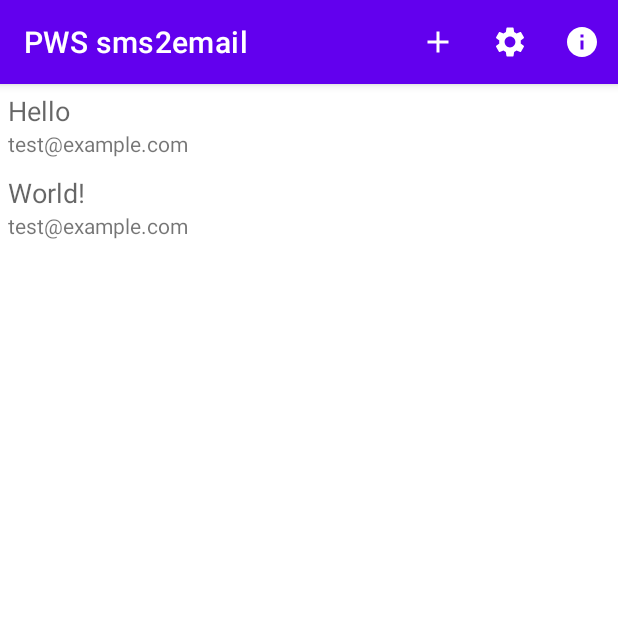
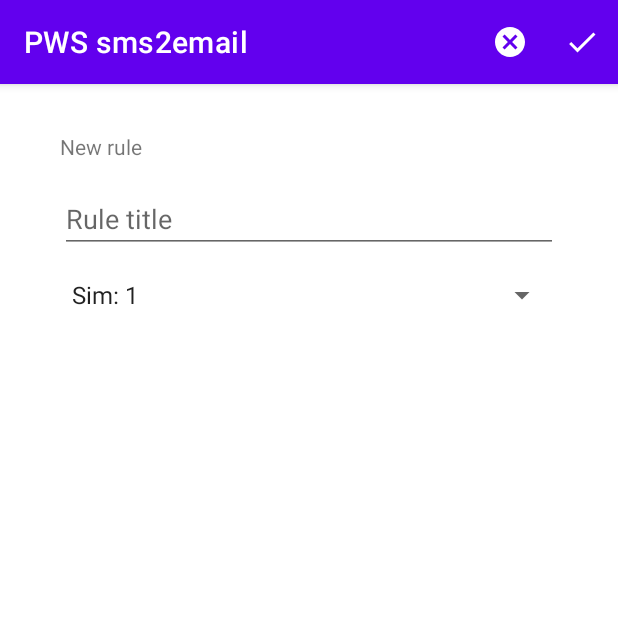
Before and after one commit to petrows/sms2email, an Android app: the screen it shows after launch (MainActivity), after a tap on "Add rule", on a phone screen of 412 x 824 dp, the top half of it. Run offline under Robolectric (Android 15) with nearby library versions, the phone set to English and light mode, and no system bars; our stand-ins replace Room's generated code.

Commit message:
Working on forms

```diff
--- a/app/build.gradle
+++ b/app/build.gradle
@@ -44,6 +44,8 @@ dependencies {
     implementation 'androidx.lifecycle:lifecycle-viewmodel-ktx:2.2.0'
     implementation "androidx.activity:activity-ktx:1.1.0"
     implementation "androidx.fragment:fragment-ktx:1.2.5"
+    implementation 'androidx.preference:preference:1.1.1'
+    implementation 'androidx.annotation:annotation:1.1.0'
     testImplementation 'junit:junit:4.+'
     androidTestImplementation 'androidx.test.ext:junit:1.1.1'
     androidTestImplementation 'androidx.test.espresso:espresso-core:3.2.0'
--- a/app/src/main/java/ws/petro/sms2email/ui/main/MainFragment.kt
+++ b/app/src/main/java/ws/petro/sms2email/ui/main/MainFragment.kt
@@ -1,17 +1,13 @@
 package ws.petro.sms2email.ui.main
 
 import android.os.Bundle
-import android.text.Layout
 import android.view.*
 import androidx.fragment.app.Fragment
 import androidx.fragment.app.activityViewModels
 import androidx.lifecycle.Observer
-import androidx.lifecycle.ViewModelProvider
 import androidx.recyclerview.widget.LinearLayoutManager
 import androidx.recyclerview.widget.RecyclerView
-import androidx.room.Room
 import ws.petro.sms2email.R
-import ws.petro.sms2email.filter.RuleDatabase
 
 class MainFragment : Fragment() {
 
@@ -34,8 +30,10 @@ class MainFragment : Fragment() {
         super.onCreateOptionsMenu(menu, inflater)
     }
 
-    override fun onCreateView(inflater: LayoutInflater, container: ViewGroup?,
-                              savedInstanceState: Bundle?): View {
+    override fun onCreateView(
+        inflater: LayoutInflater, container: ViewGroup?,
+        savedInstanceState: Bundle?
+    ): View {
         layout = inflater.inflate(R.layout.main_fragment, container, false)
 
         recyclerView = layout.findViewById<RecyclerView>(R.id.rules_list_view)
@@ -60,4 +58,23 @@ class MainFragment : Fragment() {
         super.onActivityCreated(savedInstanceState)
     }
 
+    override fun onOptionsItemSelected(item: MenuItem): Boolean {
+        val id = item.itemId
+        if (id == R.id.m_menu_add_rule) {
+            val nextFrag = RuleEditFragment(null)
+            requireActivity().supportFragmentManager.beginTransaction()
+                .replace(R.id.container, nextFrag, "RuleEditFragment")
+                .addToBackStack(null)
+                .commit()
+        }
+        if (id == R.id.m_menu_settings) {
+            val nextFrag = SettingsFragment()
+            requireActivity().supportFragmentManager.beginTransaction()
+                .replace(R.id.container, nextFrag, "SettingsFragment")
+                .addToBackStack(null)
+                .commit()
+        }
+        return super.onOptionsItemSelected(item)
+    }
+
 }
--- /dev/null
+++ b/app/src/main/java/ws/petro/sms2email/ui/main/RuleEditFragment.kt
@@ -0,0 +1,68 @@
+package ws.petro.sms2email.ui.main
+
+import android.os.Bundle
+import android.view.*
+import android.widget.ArrayAdapter
+import android.widget.EditText
+import android.widget.Spinner
+import android.widget.TextView
+import androidx.fragment.app.Fragment
+import androidx.fragment.app.activityViewModels
+import ws.petro.sms2email.R
+import ws.petro.sms2email.filter.Rule
+
+
+class RuleEditFragment(rule: Rule?) : Fragment() {
+
+    val rule : Rule? = rule
+
+    companion object {
+        fun newInstance() = RuleEditFragment(null)
+    }
+
+    private val viewModel: RuleViewModel by activityViewModels()
+
+    private lateinit var layout: View
+
+    override fun onCreate(savedInstanceState: Bundle?) {
+        super.onCreate(savedInstanceState)
+        setHasOptionsMenu(true)
+    }
+
+    override fun onCreateOptionsMenu(menu: Menu, inflater: MenuInflater) {
+        inflater.inflate(R.menu.edit_menu, menu)
+        super.onCreateOptionsMenu(menu, inflater)
+    }
+
+    override fun onCreateView(
+        inflater: LayoutInflater, container: ViewGroup?,
+        savedInstanceState: Bundle?
+    ): View {
+        layout = inflater.inflate(R.layout.fragment_rule_edit, container, false)
+
+        if (rule != null) {
+            layout.findViewById<TextView>(R.id.editor_title).setText(R.string.editor_edit)
+            layout.findViewById<EditText>(R.id.edit_title).setText(rule.title)
+        } else {
+            layout.findViewById<TextView>(R.id.editor_title).setText(R.string.editor_new)
+        }
+
+        val users = arrayOf(
+            "Sim: 1",
+            "Sim: 2",
+            "Sim: Any",
+        )
+        val spin = layout.findViewById(R.id.edit_sim) as Spinner
+        val adapter: ArrayAdapter<String> =
+            ArrayAdapter<String>(requireContext(), android.R.layout.simple_spinner_item, 0, users)
+        adapter.setDropDownViewResource(android.R.layout.simple_spinner_dropdown_item)
+        spin.adapter = adapter
+
+        return layout
+    }
+
+    override fun onActivityCreated(savedInstanceState: Bundle?) {
+        super.onActivityCreated(savedInstanceState)
+    }
+
+}
--- /dev/null
+++ b/app/src/main/res/drawable/ic_baseline_cancel_24.xml
@@ -0,0 +1,10 @@
+<vector xmlns:android="http://schemas.android.com/apk/res/android"
+    android:width="24dp"
+    android:height="24dp"
+    android:viewportWidth="24"
+    android:viewportHeight="24"
+    android:tint="?attr/colorControlNormal">
+  <path
+      android:fillColor="@android:color/white"
+      android:pathData="M12,2C6.47,2 2,6.47 2,12s4.47,10 10,10 10,-4.47 10,-10S17.53,2 12,2zM17,15.59L15.59,17 12,13.41 8.41,17 7,15.59 10.59,12 7,8.41 8.41,7 12,10.59 15.59,7 17,8.41 13.41,12 17,15.59z"/>
+</vector>
--- /dev/null
+++ b/app/src/main/res/drawable/ic_baseline_check_24.xml
@@ -0,0 +1,10 @@
+<vector xmlns:android="http://schemas.android.com/apk/res/android"
+    android:width="24dp"
+    android:height="24dp"
+    android:viewportWidth="24"
+    android:viewportHeight="24"
+    android:tint="?attr/colorControlNormal">
+  <path
+      android:fillColor="@android:color/white"
+      android:pathData="M9,16.17L4.83,12l-1.42,1.41L9,19 21,7l-1.41,-1.41z"/>
+</vector>
--- /dev/null
+++ b/app/src/main/res/layout/fragment_rule_edit.xml
@@ -0,0 +1,52 @@
+<?xml version="1.0" encoding="utf-8"?>
+<androidx.constraintlayout.widget.ConstraintLayout xmlns:android="http://schemas.android.com/apk/res/android"
+    xmlns:app="http://schemas.android.com/apk/res-auto"
+    xmlns:tools="http://schemas.android.com/tools"
+    android:id="@+id/container"
+    android:layout_width="match_parent"
+    android:layout_height="match_parent"
+    android:paddingLeft="@dimen/fragment_horizontal_margin"
+    android:paddingTop="@dimen/fragment_vertical_margin"
+    android:paddingRight="@dimen/fragment_horizontal_margin"
+    android:paddingBottom="@dimen/fragment_vertical_margin"
+    tools:context=".ui.main.RuleEditFragment">
+
+    <EditText
+        android:id="@+id/edit_title"
+        android:layout_width="0dp"
+        android:layout_height="wrap_content"
+        android:layout_marginStart="24dp"
+        android:layout_marginTop="16dp"
+        android:layout_marginEnd="24dp"
+        android:hint="@string/promt_rule_title"
+        android:inputType="textEmailAddress"
+        android:selectAllOnFocus="true"
+        app:layout_constraintEnd_toEndOf="parent"
+        app:layout_constraintStart_toStartOf="parent"
+        app:layout_constraintTop_toBottomOf="@+id/editor_title" />
+
+    <TextView
+        android:id="@+id/editor_title"
+        android:layout_width="wrap_content"
+        android:layout_height="wrap_content"
+        android:layout_marginStart="24dp"
+        android:layout_marginLeft="24dp"
+        android:layout_marginTop="16dp"
+        android:text="@string/editor_new"
+        app:layout_constraintStart_toStartOf="parent"
+        app:layout_constraintTop_toTopOf="parent" />
+
+    <Spinner
+        android:id="@+id/edit_sim"
+        android:layout_width="match_parent"
+        android:layout_height="wrap_content"
+        android:layout_marginStart="24dp"
+        android:layout_marginLeft="24dp"
+        android:layout_marginTop="16dp"
+        android:layout_marginEnd="24dp"
+        android:layout_marginRight="24dp"
+        app:layout_constraintEnd_toEndOf="parent"
+        app:layout_constraintStart_toStartOf="parent"
+        app:layout_constraintTop_toBottomOf="@+id/edit_title" />
+
+</androidx.constraintlayout.widget.ConstraintLayout>
--- /dev/null
+++ b/app/src/main/res/menu/edit_menu.xml
@@ -0,0 +1,14 @@
+<?xml version="1.0" encoding="utf-8"?>
+<menu xmlns:app="http://schemas.android.com/apk/res-auto"
+    xmlns:android="http://schemas.android.com/apk/res/android">
+    <item android:id="@+id/e_menu_cancel"
+        android:icon="@drawable/ic_baseline_cancel_24"
+        android:title="@string/cancel"
+        app:showAsAction="ifRoom"
+        />
+    <item android:id="@+id/e_menu_save"
+        android:icon="@drawable/ic_baseline_check_24"
+        android:title="@string/save"
+        app:showAsAction="ifRoom"
+        />
+</menu>
--- /dev/null
+++ b/app/src/main/res/values/dimens.xml
@@ -0,0 +1,5 @@
+<resources>
+    <!-- Default screen margins, per the Android Design guidelines. -->
+    <dimen name="fragment_horizontal_margin">16dp</dimen>
+    <dimen name="fragment_vertical_margin">16dp</dimen>
+</resources>
--- a/app/src/main/res/values/strings.xml
+++ b/app/src/main/res/values/strings.xml
@@ -4,4 +4,30 @@
     <string name="m_menu_add_rule">Add rule</string>
     <string name="m_menu_settings">Settings</string>
     <string name="m_menu_about">About</string>
+
+    <string name="cancel">Cancel</string>
+    <string name="save">Save</string>
+
+    <!-- Editor Titles -->
+    <string name="editor_new">New rule</string>
+    <string name="editor_edit">Edit rule</string>
+    <string name="promt_rule_title">Rule title</string>
+    <string name="promt_rule_sim">SIM</string>
+    <string name="promt_rule_sim_all">Any</string>
+
+    <!-- Preference Titles -->
+    <string name="messages_header">Messages</string>
+    <string name="sync_header">Sync</string>
+
+    <!-- Messages Preferences -->
+    <string name="signature_title">Your signature</string>
+    <string name="reply_title">Default reply action</string>
+
+    <!-- Sync Preferences -->
+    <string name="sync_title">Sync email periodically</string>
+    <string name="attachment_title">Download incoming attachments</string>
+    <string name="attachment_summary_on">Automatically download attachments for incoming emails
+    </string>
+    <string name="attachment_summary_off">Only download attachments when manually requested</string>
+
 </resources>
```
Also changed, not shown: app/src/main/java/ws/petro/sms2email/ui/main/SettingsFragment.kt (added, +12 -0 lines), app/src/main/res/values/arrays.xml (added, +12 -0 lines), app/src/main/res/xml/root_preferences.xml (added, +35 -0 lines).
